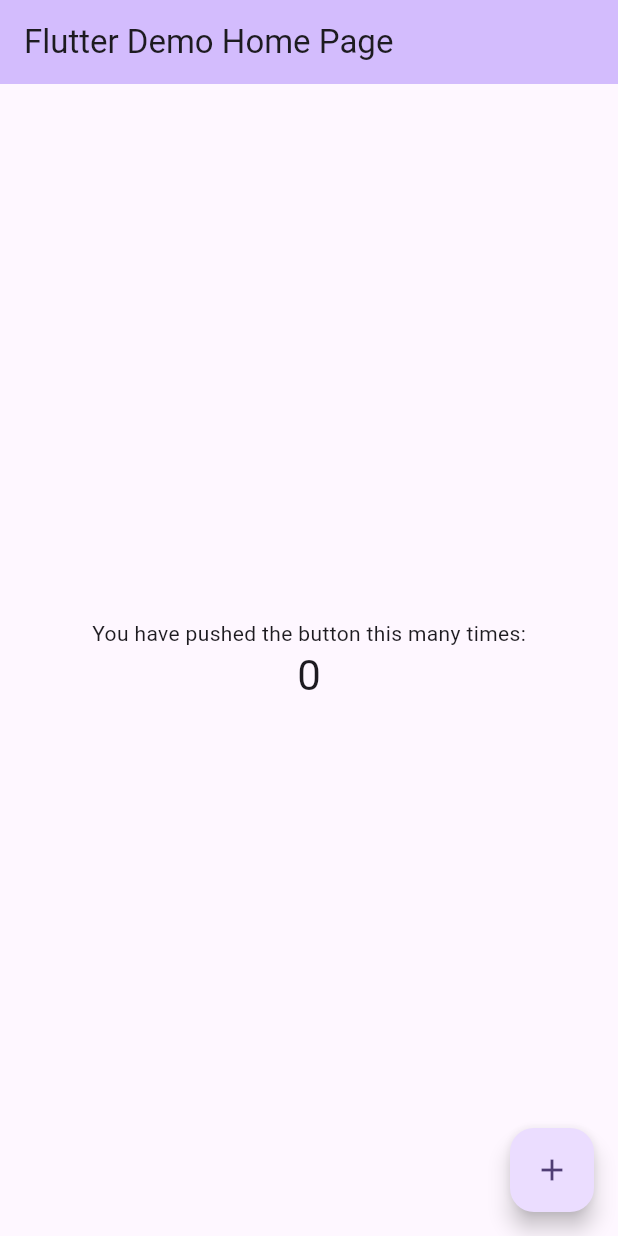
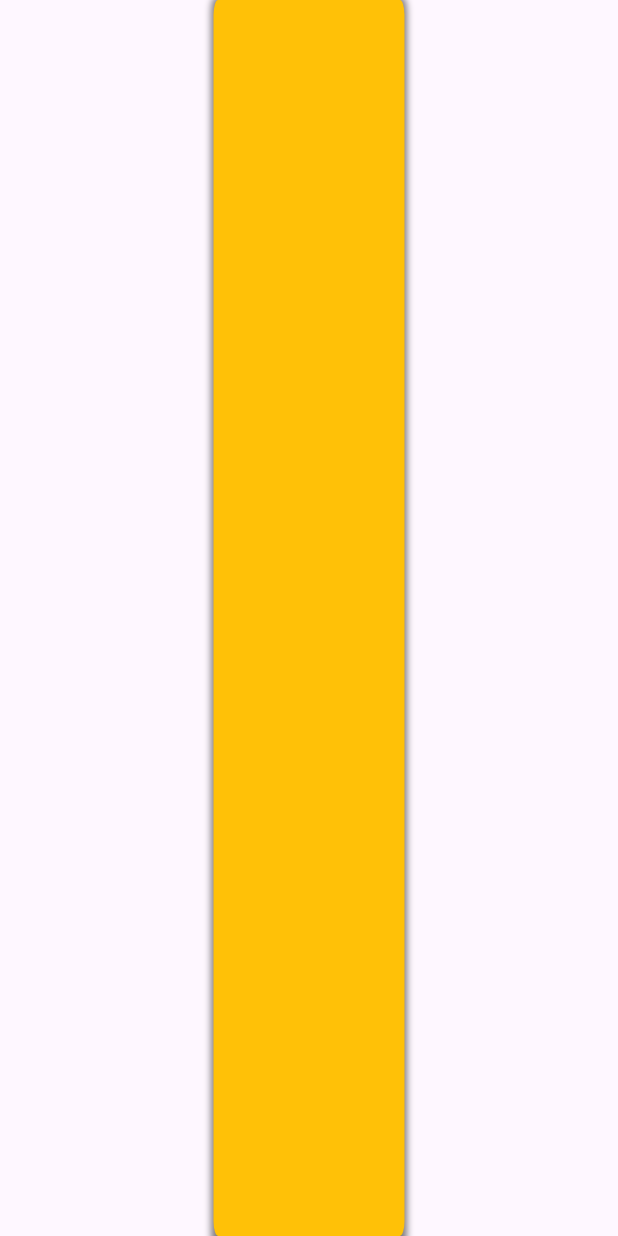
Before and after one commit to Aneeshsaju49AK/complex_UI_with_flutter, a Flutter app: the screen it shows after launch, on a phone screen of 412 x 824 dp. Run offline on Flutter 3.47's test engine with Material 3 defaults, Android fonts, the phone set to English and light mode, and no system bars.

Commit message:
tried new animation in flutter

```diff
--- /dev/null
+++ b/complex_flutter_try_01/lib/HomePage_screen.dart
@@ -0,0 +1,67 @@
+import 'dart:math' show pi;
+
+import 'package:flutter/material.dart';
+
+class MyHomePage extends StatefulWidget {
+  const MyHomePage({super.key});
+
+  @override
+  State<MyHomePage> createState() => _MyHomePageState();
+}
+
+class _MyHomePageState extends State<MyHomePage>
+    with SingleTickerProviderStateMixin {
+  late AnimationController _controller;
+  late Animation<double> _animation;
+
+  @override
+  void initState() {
+    super.initState();
+    _controller = AnimationController(
+      vsync: this,
+      duration: Duration(seconds: 6),
+    );
+    _animation = Tween<double>(begin: 0.0, end: 2 * pi).animate(_controller);
+    _controller.repeat();
+  }
+
+  @override
+  void dispose() {
+    _controller.dispose();
+    super.dispose();
+  }
+
+  @override
+  Widget build(BuildContext context) {
+    return Scaffold(
+      body: Center(
+        child: AnimatedBuilder(
+          animation: _controller,
+          builder: (context, child) {
+            return Transform(
+              alignment: Alignment.center,
+              transform: Matrix4.identity()..rotateY(_animation.value),
+              // origin: Offset(50, 50),
+              child: Container(
+                width: double.maxFinite,
+                height: double.maxFinite,
+                decoration: BoxDecoration(
+                  borderRadius: BorderRadius.circular(10),
+                  color: Colors.amber,
+                  boxShadow: [
+                    BoxShadow(
+                      color: Colors.black.withOpacity(0.5),
+                      spreadRadius: 5,
+                      blurRadius: 7,
+                      offset: const Offset(0, 3),
+                    ),
+                  ],
+                ),
+              ),
+            );
+          },
+        ),
+      ),
+    );
+  }
+}
--- a/complex_flutter_try_01/lib/main.dart
+++ b/complex_flutter_try_01/lib/main.dart
@@ -1,125 +1,18 @@
+import 'package:complex_flutter_try_01/HomePage_screen.dart';
+
 import 'package:flutter/material.dart';
 
 void main() {
-  runApp(const MyApp());
+  runApp(Myapp());
 }
 
-class MyApp extends StatelessWidget {
-  const MyApp({super.key});
+class Myapp extends StatelessWidget {
+  const Myapp({super.key});
 
-  // This widget is the root of your application.
   @override
   Widget build(BuildContext context) {
     return MaterialApp(
-      title: 'Flutter Demo',
-      theme: ThemeData(
-        // This is the theme of your application.
-        //
-        // TRY THIS: Try running your application with "flutter run". You'll see
-        // the application has a blue toolbar. Then, without quitting the app,
-        // try changing the seedColor in the colorScheme below to Colors.green
-        // and then invoke "hot reload" (save your changes or press the "hot
-        // reload" button in a Flutter-supported IDE, or press "r" if you used
-        // the command line to start the app).
-        //
-        // Notice that the counter didn't reset back to zero; the application
-        // state is not lost during the reload. To reset the state, use hot
-        // restart instead.
-        //
-        // This works for code too, not just values: Most code changes can be
-        // tested with just a hot reload.
-        colorScheme: ColorScheme.fromSeed(seedColor: Colors.deepPurple),
-        useMaterial3: true,
-      ),
-      home: const MyHomePage(title: 'Flutter Demo Home Page'),
+      home: MyHomePage(),
     );
   }
 }
-
-class MyHomePage extends StatefulWidget {
-  const MyHomePage({super.key, required this.title});
-
-  // This widget is the home page of your application. It is stateful, meaning
-  // that it has a State object (defined below) that contains fields that affect
-  // how it looks.
-
-  // This class is the configuration for the state. It holds the values (in this
-  // case the title) provided by the parent (in this case the App widget) and
-  // used by the build method of the State. Fields in a Widget subclass are
-  // always marked "final".
-
-  final String title;
-
-  @override
-  State<MyHomePage> createState() => _MyHomePageState();
-}
-
-class _MyHomePageState extends State<MyHomePage> {
-  int _counter = 0;
-
-  void _incrementCounter() {
-    setState(() {
-      // This call to setState tells the Flutter framework that something has
-      // changed in this State, which causes it to rerun the build method below
-      // so that the display can reflect the updated values. If we changed
-      // _counter without calling setState(), then the build method would not be
-      // called again, and so nothing would appear to happen.
-      _counter++;
-    });
-  }
-
-  @override
-  Widget build(BuildContext context) {
-    // This method is rerun every time setState is called, for instance as done
-    // by the _incrementCounter method above.
-    //
-    // The Flutter framework has been optimized to make rerunning build methods
-    // fast, so that you can just rebuild anything that needs updating rather
-    // than having to individually change instances of widgets.
-    return Scaffold(
-      appBar: AppBar(
-        // TRY THIS: Try changing the color here to a specific color (to
-        // Colors.amber, perhaps?) and trigger a hot reload to see the AppBar
-        // change color while the other colors stay the same.
-        backgroundColor: Theme.of(context).colorScheme.inversePrimary,
-        // Here we take the value from the MyHomePage object that was created by
-        // the App.build method, and use it to set our appbar title.
-        title: Text(widget.title),
-      ),
-      body: Center(
-        // Center is a layout widget. It takes a single child and positions it
-        // in the middle of the parent.
-        child: Column(
-          // Column is also a layout widget. It takes a list of children and
-          // arranges them vertically. By default, it sizes itself to fit its
-          // children horizontally, and tries to be as tall as its parent.
-          //
-          // Column has various properties to control how it sizes itself and
-          // how it positions its children. Here we use mainAxisAlignment to
-          // center the children vertically; the main axis here is the vertical
-          // axis because Columns are vertical (the cross axis would be
-          // horizontal).
-          //
-          // TRY THIS: Invoke "debug painting" (choose the "Toggle Debug Paint"
-          // action in the IDE, or press "p" in the console), to see the
-          // wireframe for each widget.
-          mainAxisAlignment: MainAxisAlignment.center,
-          children: <Widget>[
-            const Text(
-              'You have pushed the button this many times:',
-            ),
-            Text(
-              '$_counter',
-              style: Theme.of(context).textTheme.headlineMedium,
-            ),
-          ],
-        ),
-      ),
-      floatingActionButton: FloatingActionButton(
-        onPressed: _incrementCounter,
-        tooltip: 'Increment',
-        child: const Icon(Icons.add),
-      ), // This trailing comma makes auto-formatting nicer for build methods.
-    );
-  }
-}
```
Also changed, not shown: 1 other file.
